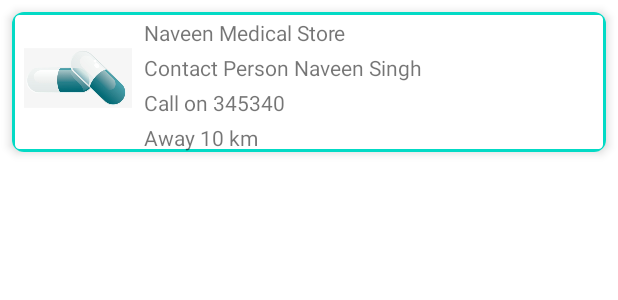
After one commit to SeemaSingh1020/DemoRetrofitWithCoroutine, an Android app: the layout item_pharmacy_list.xml on its own in the app's theme, with its tools: preview values and no code run, on a phone screen of 412 x 824 dp. The commit adds this screen. Shown: the top 300 px of the screen. Run offline under Robolectric (Android 15) with nearby library versions, the phone set to English and light mode, and no system bars; network calls fail.

Commit message:
adding Pharmacy  list in the Api call

```diff
--- a/app/src/main/AndroidManifest.xml
+++ b/app/src/main/AndroidManifest.xml
@@ -17,6 +17,9 @@
         android:supportsRtl="true"
         android:theme="@style/Theme.DemoRetrofitWithCoroutine"
         tools:targetApi="31">
+        <activity
+            android:name=".view.PharmacyListActivity"
+            android:exported="false" />
         <activity
             android:name=".view.HospitalsListActivity"
             android:exported="false" />
--- a/app/src/main/java/com/demoretrofitwithcoroutine/model/HomeDataRepository.kt
+++ b/app/src/main/java/com/demoretrofitwithcoroutine/model/HomeDataRepository.kt
@@ -58,11 +58,11 @@ class HomeDataRepository @Inject constructor() {
         homeDataList.add(ambulance)
         val doctorAtHome = HomeData("Doctor At Home", R.drawable.ic_doctor_at_home)
         homeDataList.add(doctorAtHome)
-        val nurseAtHome = HomeData("Nurse At Home", R.drawable.ic_doctor)
+        val nurseAtHome = HomeData("Nurse At Home", R.drawable.ic_nurse_at_home)
         homeDataList.add(nurseAtHome)
-        val medicalHistory = HomeData("Medical History", R.drawable.ic_doctor)
+        val medicalHistory = HomeData("Medical History", R.drawable.ic_medical_history)
         homeDataList.add(medicalHistory)
-        val emergencyHelp = HomeData("Emergency Help", R.drawable.ic_doctor)
+        val emergencyHelp = HomeData("Emergency Help", R.drawable.ic_emergency_help)
         homeDataList.add(emergencyHelp)
         return homeDataList
     }
--- a/app/src/main/java/com/demoretrofitwithcoroutine/networking/MyRepository.kt
+++ b/app/src/main/java/com/demoretrofitwithcoroutine/networking/MyRepository.kt
@@ -27,4 +27,7 @@ interface MyRepository {
 
     @GET("v3/4b5532eb-ccd7-4cd3-aef8-49c54b5ca7e5")
     suspend fun getHospitalData():Response<List<NearHospitalsList>>
+
+    @GET("v3/7484e958-c142-408e-8473-b9ea9a9a6e7d")
+    suspend fun getPharmacyData():Response<List<NearPharmacyList>>
 }
--- a/app/src/main/java/com/demoretrofitwithcoroutine/view/ui/adapters/HospitalsListAdapter.kt
+++ b/app/src/main/java/com/demoretrofitwithcoroutine/view/ui/adapters/HospitalsListAdapter.kt
@@ -19,8 +19,8 @@ class HospitalsListAdapter(private val hospitalList: List<NearHospitalsList>) :
         with(holder.binding) {
             with(hospitalList[position]) {
                 txtHospitalsName.text = hospitalName
-                txtContactPerson.text = contactPerson
-                txtCallOn.text = number
+                txtContactPerson.text ="Contact Person : "+ contactPerson
+                txtCallOn.text = "Contact : "+number
                 txtKm.text = distance
             }
 
@@ -28,6 +28,4 @@ class HospitalsListAdapter(private val hospitalList: List<NearHospitalsList>) :
     }
 
     override fun getItemCount() = hospitalList.size
-
-
 }
--- /dev/null
+++ b/app/src/main/res/layout/item_pharmacy_list.xml
@@ -0,0 +1,75 @@
+<?xml version="1.0" encoding="utf-8"?>
+<androidx.cardview.widget.CardView xmlns:android="http://schemas.android.com/apk/res/android"
+    xmlns:app="http://schemas.android.com/apk/res-auto"
+    android:layout_width="match_parent"
+    android:layout_height="wrap_content"
+    android:layout_marginStart="@dimen/dp_8"
+    android:layout_marginTop="@dimen/dp_8"
+    android:layout_marginEnd="@dimen/dp_8"
+    app:cardCornerRadius="@dimen/dp_8"
+    app:cardPreventCornerOverlap="false"
+    app:cardElevation="@dimen/dp_4">
+
+    <RelativeLayout
+        android:layout_width="match_parent"
+        android:layout_height="wrap_content"
+        android:background="@drawable/corner_shape"
+        android:orientation="horizontal">
+
+
+        <androidx.appcompat.widget.AppCompatImageView
+            android:id="@+id/ic_pharmacy"
+            android:layout_width="@dimen/dp_36"
+            android:layout_height="@dimen/dp_36"
+            android:layout_gravity="center"
+            android:layout_marginStart="@dimen/dp_8"
+            android:layout_marginTop="@dimen/dp_8"
+            android:src="@drawable/ic_pharmacy_medicine" />
+
+        <TextView
+            android:id="@+id/txt_pharmacy_name_pharmacy"
+            android:layout_width="match_parent"
+            android:layout_height="wrap_content"
+            android:layout_marginStart="@dimen/dp_8"
+            android:layout_marginTop="@dimen/dp_4"
+            android:layout_marginEnd="@dimen/dp_4"
+            android:layout_toEndOf="@+id/ic_pharmacy"
+            android:text="Naveen Medical Store" />
+
+        <TextView
+            android:id="@+id/txt_contact_person_pharmacy"
+            android:layout_width="wrap_content"
+            android:layout_height="wrap_content"
+            android:layout_below="@id/txt_pharmacy_name_pharmacy"
+            android:layout_marginStart="@dimen/dp_8"
+            android:layout_marginTop="@dimen/dp_4"
+            android:layout_marginEnd="@dimen/dp_4"
+            android:layout_toEndOf="@+id/ic_pharmacy"
+            android:text="Contact Person Naveen Singh" />
+
+        <TextView
+            android:id="@+id/txt_call_on_pharmacy"
+            android:layout_width="match_parent"
+            android:layout_height="wrap_content"
+            android:layout_below="@id/txt_contact_person_pharmacy"
+            android:layout_marginStart="@dimen/dp_8"
+            android:layout_marginTop="@dimen/dp_4"
+            android:layout_marginEnd="@dimen/dp_4"
+            android:layout_toEndOf="@+id/ic_pharmacy"
+            android:text="Call on 345340" />
+
+        <TextView
+            android:id="@+id/txt_km_pharmacy"
+            android:layout_width="wrap_content"
+            android:layout_height="wrap_content"
+            android:layout_below="@+id/txt_call_on_pharmacy"
+            android:layout_marginStart="@dimen/dp_8"
+            android:layout_marginTop="@dimen/dp_4"
+            android:layout_marginEnd="@dimen/dp_4"
+            android:layout_toEndOf="@+id/ic_pharmacy"
+            android:text="Away 10 km" />
+
+
+    </RelativeLayout>
+
+</androidx.cardview.widget.CardView>
```
Also changed, not shown: app/src/main/java/com/demoretrofitwithcoroutine/model/NearPharmacyList.kt (added, +13 -0 lines), app/src/main/java/com/demoretrofitwithcoroutine/view/PharmacyListActivity.kt (added, +28 -0 lines), app/src/main/java/com/demoretrofitwithcoroutine/view/ui/adapters/HomeAdapter.kt (+7 -2 lines), app/src/main/java/com/demoretrofitwithcoroutine/view/ui/adapters/PharmacyListAdapter.kt (added, +29 -0 lines), app/src/main/java/com/demoretrofitwithcoroutine/view/ui/adapters/PharmacyListViewHolder.kt (added, +12 -0 lines), app/src/main/java/com/demoretrofitwithcoroutine/viewmodels/PharmacyListViewModel.kt (added, +30 -0 lines), app/src/main/res/layout/activity_pharmacy_list.xml (added, +15 -0 lines), app/src/main/res/drawable/ic_pharmacy_medicine.webp (added).
